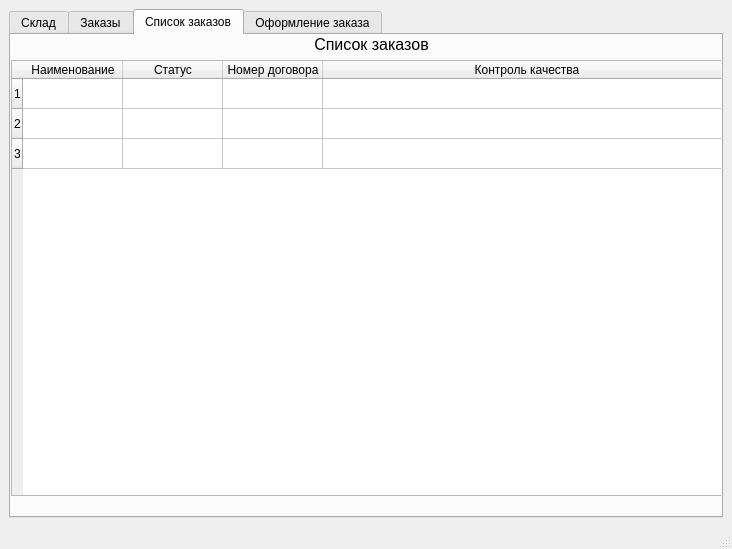
First picture: the form in mainwindow.ui, repository JustEngineerLGTM/PPS2, before the edit.
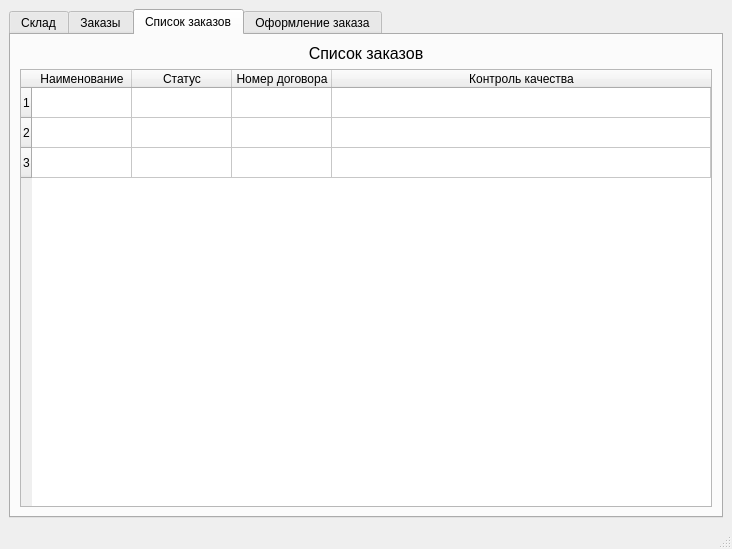
Second picture: the form after the edit. The open tabs and pages were chosen to show the change.

```diff
--- a/mainwindow.ui
+++ b/mainwindow.ui
@@ -511,15 +511,8 @@
        <attribute name="title">
         <string>Список заказов</string>
        </attribute>
-       <widget class="QWidget" name="layoutWidget_2">
-        <property name="geometry">
-         <rect>
-          <x>0</x>
-          <y>0</y>
-          <width>721</width>
-          <height>461</height>
-         </rect>
-        </property>
+       <layout class="QGridLayout" name="gridLayout_6">
+        <item row="0" column="0">
         <layout class="QGridLayout" name="gridLayout_4">
          <item row="1" column="0" colspan="2">
           <widget class="QTableWidget" name="tableWidget_orderList">
@@ -594,7 +587,8 @@
           </widget>
          </item>
         </layout>
-       </widget>
+        </item>
+       </layout>
       </widget>
       <widget class="QWidget" name="tab_5">
        <attribute name="title">
```
Left out of the diff: 2 changed lines with no effect on the pictures. Lines whose indentation alone changed are shown as unchanged.
